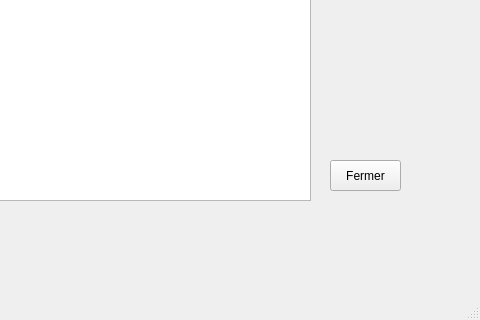
Old version of the form BotPanelReader/streamwindow.ui in the repository paulcpro/PanneauxAI; both pictures show x 320 to 800 and y 280 to 600 of the 800 by 600 pixel window.
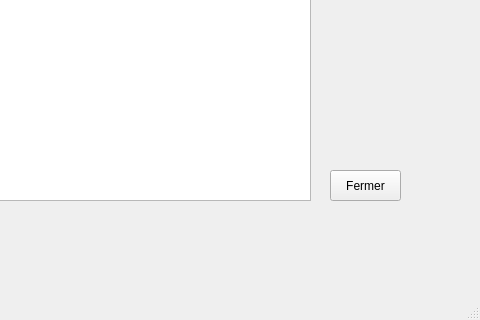
New version of the form.

```diff
--- a/BotPanelReader/streamwindow.ui
+++ b/BotPanelReader/streamwindow.ui
@@ -77,7 +77,7 @@
     <property name="geometry">
      <rect>
       <x>650</x>
-      <y>440</y>
+      <y>450</y>
       <width>71</width>
       <height>31</height>
      </rect>
```
